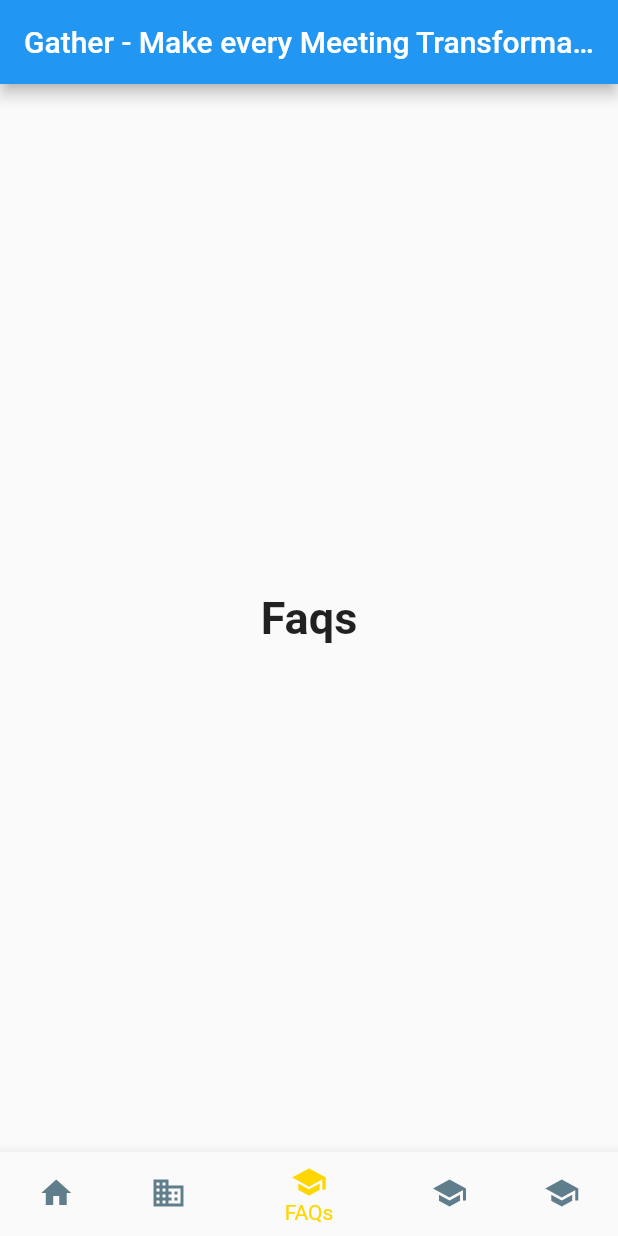
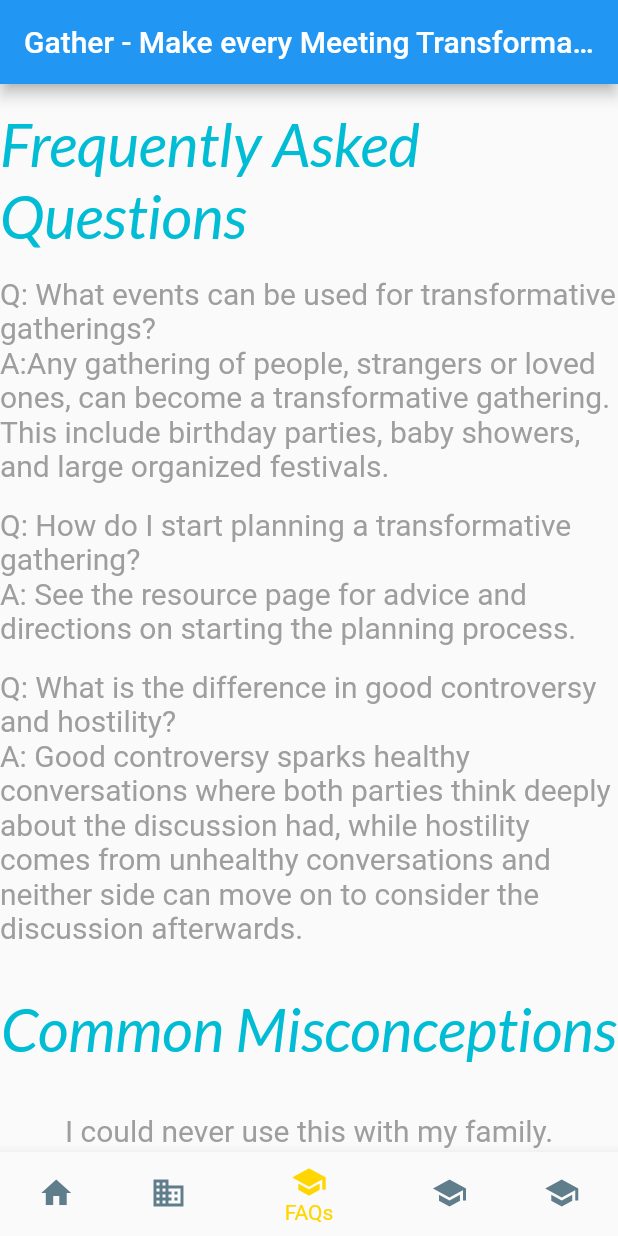
Before and after one commit to toQhom/transformative-gatherings-app, a Flutter app: the screen it shows after launch, item 3 of the bottom bar chosen, on a phone screen of 412 x 824 dp. Run offline on Flutter 3.47's test engine with Material 2 defaults, Android fonts, the light colour scheme and no system bars; our stand-ins replace google_fonts.

Commit message:
FAQ content has been added

```diff
--- a/gather/lib/main.dart
+++ b/gather/lib/main.dart
@@ -143,9 +143,58 @@ Widget resourcePage = Column(
   ],
 );
 
-Widget faqPage = const Text(
-  'Faqs',
-  style: TextStyle(fontSize: 30, fontWeight: FontWeight.bold, ),
+Widget faqPage = Column(
+  children: [
+    Text(''),
+    Text( 'Frequently Asked Questions',
+    style: GoogleFonts.lato(
+    textStyle: TextStyle(color: Colors.cyan, fontSize: 40,fontStyle: FontStyle.italic),
+    ),
+    ),
+    Text(''),
+    Text( 'Q: What events can be used for transformative gatherings?',
+    style: TextStyle(fontSize: 20, color: Colors.grey),
+    ),
+    Text( 'A:Any gathering of people, strangers or loved ones, can become a transformative gathering. This include birthday parties, baby showers, and large organized festivals.',
+    style: TextStyle(fontSize: 20, color: Colors.grey), ),
+    Text(''),
+    Text( 'Q: How do I start planning a transformative gathering?',
+    style: TextStyle(fontSize: 20, color: Colors.grey),
+    ),
+    Text( 'A: See the resource page for advice and directions on starting the planning process.',
+    style: TextStyle(fontSize: 20, color: Colors.grey),
+    ),
+    Text(''),
+    Text( 'Q: What is the difference in good controversy and hostility?',
+    style: TextStyle(fontSize: 20, color: Colors.grey),
+    ),
+    Text( 'A: Good controversy sparks healthy conversations where both parties think deeply about the discussion had, while hostility comes from unhealthy conversations and neither side can move on to consider the discussion afterwards.',
+    style: TextStyle(fontSize: 20, color: Colors.grey),
+    ),
+    Text(''),
+    Text(''),
+    Text( 'Common Misconceptions',
+    style: GoogleFonts.lato(
+    textStyle: TextStyle(color: Colors.cyan, fontSize: 40,fontStyle: FontStyle.italic),
+    ),
+    ),
+    Text(''),
+    Text(''),
+    Text( 'I could never use this with my family.',
+    style: TextStyle(fontSize: 20, color: Colors.grey),
+    ),
+    Text( 'A family holiday can be organized to foster a transformative gathering as well as any gathering of people. A hostile Christmas dinner could develop into good controversy and eye-opening connections with the practices of a transformative gathering.',
+    style: TextStyle(fontSize: 20, color: Colors.grey),
+    ),
+    Text(''),
+    Text( 'This can only happen on a large scale event with strangers.',
+    style: TextStyle(fontSize: 20, color: Colors.grey),
+    ),
+    Text( 'Transformative gatherings are meant to be used to upgrade everyday interactions to foster meaningful connections with both strangers and loved ones.',
+    style: TextStyle(fontSize: 20, color: Colors.grey),
+    ),
+
+  ],
 );
 
 Widget linkPage = const Text(
```
